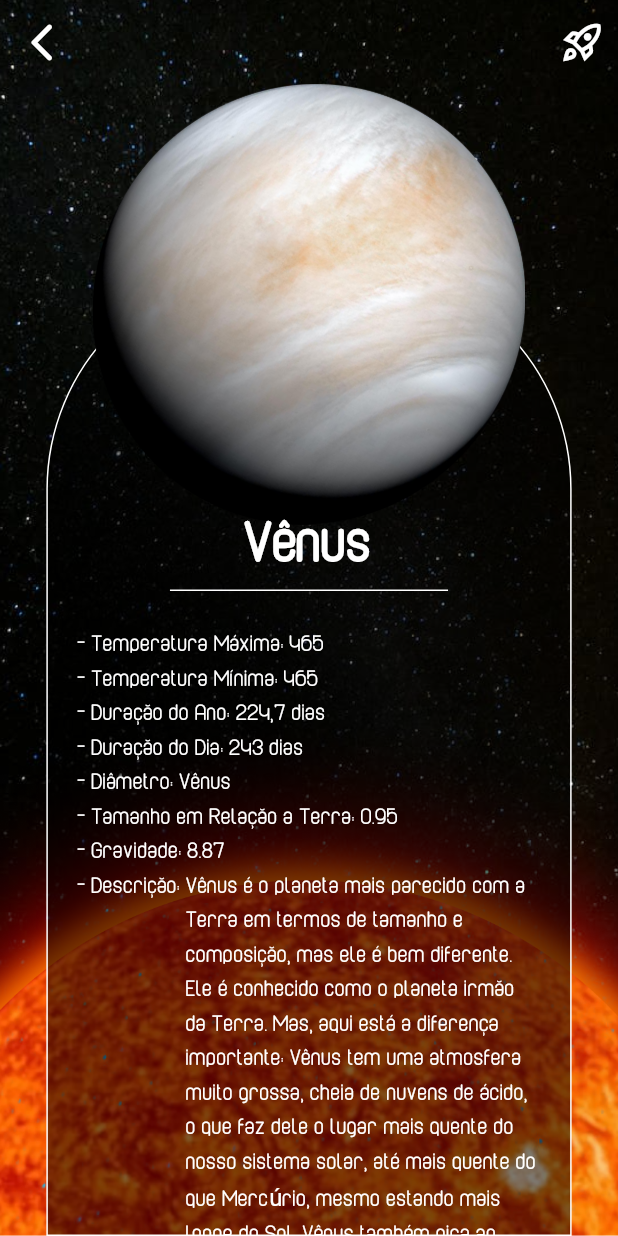
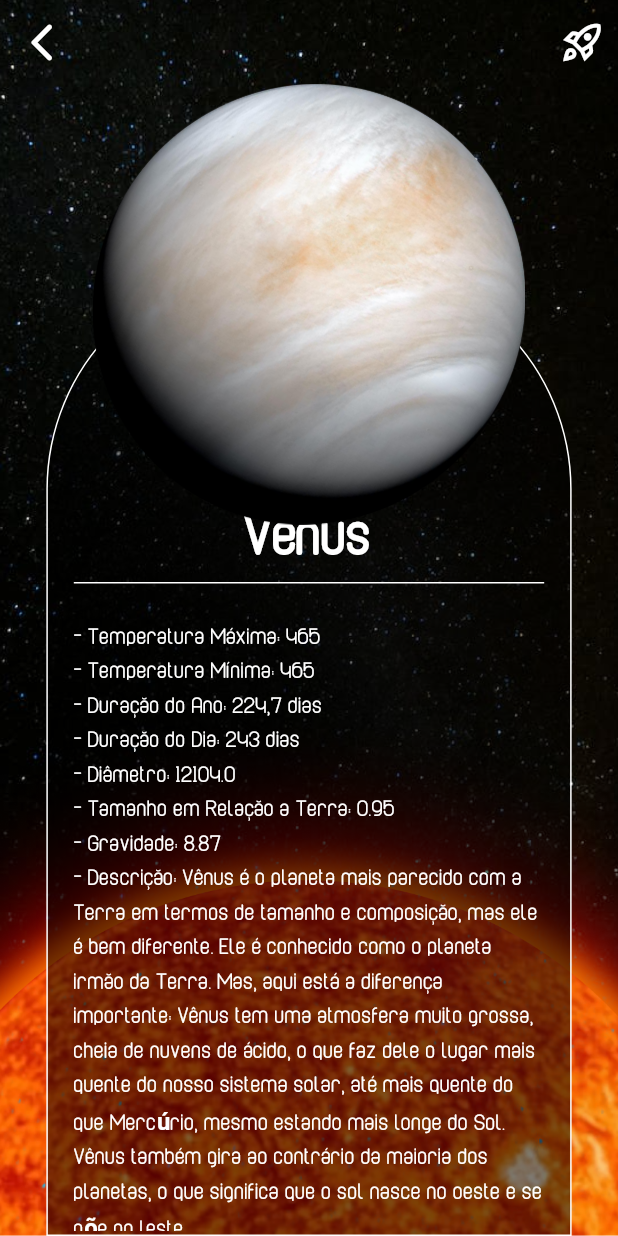
Before and after one commit to zamuelfernandes/odyssey_app, a Flutter app: the InitialPage screen opened directly, after a tap on "Vênus", on a phone screen of 412 x 824 dp. Run offline on Flutter 3.47's test engine with Material 2 defaults, Android fonts, the phone set to English and light mode, and no system bars; our stand-ins replace carousel_slider, flutter_svg, smooth_page_indicator, youtube_player_flutter.

Commit message:
Ajustes de texto e da tela de sobre

```diff
--- a/lib/main.dart
+++ b/lib/main.dart
@@ -33,7 +33,7 @@ class MyApp extends StatelessWidget {
             shape: MaterialStatePropertyAll(
               RoundedRectangleBorder(
                 borderRadius: BorderRadius.all(
-                  Radius.circular(15),
+                  Radius.circular(10),
                 ),
               ),
             ),
--- a/lib/pages/initialPage/aboutPlanet.dart
+++ b/lib/pages/initialPage/aboutPlanet.dart
@@ -38,6 +38,140 @@ class AboutPlanetPageState extends State<AboutPlanetPage> {
   Widget build(BuildContext context) {
     double screenHeight = MediaQuery.sizeOf(context).height;
     double screenWidth = MediaQuery.sizeOf(context).width;
+
+    List<Widget> infoTexts = [
+      Text(
+        '${widget.planet.nome}',
+        textAlign: TextAlign.center,
+        style: const TextStyle(
+          fontWeight: FontWeight.bold,
+          color: AppColors.white,
+          fontSize: 40,
+        ),
+      ),
+      Container(
+        width: screenWidth * 0.30,
+        height: 1,
+        color: AppColors.white,
+        margin: const EdgeInsets.only(bottom: 25),
+      ),
+      Text(
+        '- Temperatura Máxima: ${widget.planet.maxTemperatura}',
+        style: const TextStyle(
+          color: AppColors.white,
+          fontWeight: FontWeight.w600,
+          fontSize: 16,
+        ),
+      ),
+      Text(
+        '- Temperatura Mínima: ${widget.planet.minTemperatura}',
+        style: const TextStyle(
+          color: AppColors.white,
+          fontWeight: FontWeight.w600,
+          fontSize: 16,
+        ),
+      ),
+      Text(
+        '- Duração do Ano: ${widget.planet.ano}',
+        style: const TextStyle(
+          color: AppColors.white,
+          fontWeight: FontWeight.w600,
+          fontSize: 16,
+        ),
+      ),
+      Text(
+        '- Duração do Dia: ${widget.planet.dia}',
+        style: const TextStyle(
+          color: AppColors.white,
+          fontWeight: FontWeight.w600,
+          fontSize: 16,
+        ),
+      ),
+      Text(
+        '- Diâmetro: ${widget.planet.diametro}',
+        style: const TextStyle(
+          color: AppColors.white,
+          fontWeight: FontWeight.w600,
+          fontSize: 16,
+        ),
+      ),
+      Text(
+        '- Tamanho em Relação a Terra: ${widget.planet.tamanhoRelacaoTerra}',
+        style: const TextStyle(
+          color: AppColors.white,
+          fontWeight: FontWeight.w600,
+          fontSize: 16,
+        ),
+      ),
+      Text(
+        '- Gravidade: ${widget.planet.gravidade}',
+        style: const TextStyle(
+          color: AppColors.white,
+          fontWeight: FontWeight.w600,
+          fontSize: 16,
+        ),
+      ),
+      Text(
+        '- Descrição: ${widget.planet.descricao}',
+        style: const TextStyle(
+          color: AppColors.white,
+          fontWeight: FontWeight.w600,
+          fontSize: 16,
+        ),
+      ),
+      SizedBox(
+        width: screenWidth * 0.1,
+        child: InkWell(
+          highlightColor: Colors.transparent,
+          splashColor: Colors.transparent,
+          onTap: () {
+            showDialog(
+              context: context,
+              builder: (BuildContext context) {
+                return YoutubePlayer(
+                  controller: _controller,
+                  showVideoProgressIndicator: true,
+                  onReady: () {
+                    //_controller.addListener(listener);
+                  },
+                );
+              },
+            );
+          },
+          child: Image.asset(
+            'assets/images/player.png',
+            fit: BoxFit.cover,
+          ),
+        ),
+      ),
+      Container(
+        decoration: const BoxDecoration(
+          boxShadow: [
+            BoxShadow(
+              color: AppColors.white,
+              blurRadius: 15,
+              spreadRadius: 0.2,
+            ),
+          ],
+        ),
+        child: ElevatedButton(
+          onPressed: () {
+            Navigator.push(
+              context,
+              MaterialPageRoute(
+                builder: (context) => const AttractionsPage(),
+              ),
+            );
+          },
+          child: const Text(
+            'Pontos Turisticos',
+            style: TextStyle(fontSize: 18),
+            textAlign: TextAlign.center,
+          ),
+        ),
+      ),
+      const SizedBox(height: 50),
+    ];
 
     return Container(
       width: screenWidth,
@@ -88,6 +222,34 @@ class AboutPlanetPageState extends State<AboutPlanetPage> {
                   color: Colors.black.withOpacity(0.5),
                 ),
               ),
+              SingleChildScrollView(
+                child: SizedBox(
+                  width: screenWidth * 0.8,
+                  child: Column(
+                    children: [
+                      const SizedBox(height: 270),
+                      SizedBox(
+                        height: screenHeight * 0.6,
+                        child: ListView.builder(
+                          itemCount: infoTexts.length,
+                          padding: const EdgeInsets.symmetric(horizontal: 8),
+                          itemBuilder: (context, index) {
+                            return Padding(
+                              padding: EdgeInsets.fromLTRB(
+                                0,
+                                index == 0 ? 5 : 0,
+                                0,
+                                0,
+                              ),
+                              child: infoTexts[index],
+                            );
+                          },
+                        ),
+                      ),
+                    ],
+                  ),
+                ),
+              ),
               Padding(
                 padding: widget.planet.nome == 'Saturno'
                     ? const EdgeInsets.only(top: 60)
@@ -103,149 +265,10 @@ class AboutPlanetPageState extends State<AboutPlanetPage> {
                   ),
                 ),
               ),
-              SizedBox(
-                width: screenWidth * 0.75,
-                child: Column(
-                  children: [
-                    const SizedBox(height: 280),
-                    Text(
-                      '${widget.planet.nome}',
-                      style: const TextStyle(
-                        fontWeight: FontWeight.w700,
-                        color: AppColors.white,
-                        fontSize: 40,
-                      ),
-                    ),
-                    Container(
-                      width: screenWidth * 0.45,
-                      height: 1,
-                      color: AppColors.white,
-                      margin: const EdgeInsets.only(bottom: 25),
-                    ),
-                    SizedBox(
-                      width: screenWidth * 0.75,
-                      child: Column(
-                        children: [
-                          infoTextWidget(
-                            '- Temperatura Máxima: ',
-                            '${widget.planet.maxTemperatura}',
-                          ),
-                          infoTextWidget(
-                            '- Temperatura Mínima: ',
-                            '${widget.planet.minTemperatura}',
-                          ),
-                          infoTextWidget(
-                            '- Duração do Ano: ',
-                            '${widget.planet.ano}',
-                          ),
-                          infoTextWidget(
-                            '- Duração do Dia: ',
-                            '${widget.planet.dia}',
-                          ),
-                          infoTextWidget(
-                            '- Diâmetro: ',
-                            '${widget.planet.nome}',
-                          ),
-                          infoTextWidget(
-                            '- Tamanho em Relação a Terra: ',
-                            '${widget.planet.tamanhoRelacaoTerra}',
-                          ),
-                          infoTextWidget(
-                            '- Gravidade: ',
-                            '${widget.planet.gravidade}',
-                          ),
-                          infoTextWidget(
-                            '- Descrição: ',
-                            '${widget.planet.descricao}',
-                          ),
-                        ],
-                      ),
-                    ),
-                    InkWell(
-                      highlightColor: Colors.transparent,
-                      splashColor: Colors.transparent,
-                      onTap: () {
-                        showDialog(
-                          context: context,
-                          builder: (BuildContext context) {
-                            return YoutubePlayer(
-                              controller: _controller,
-                              showVideoProgressIndicator: true,
-                              onReady: () {
-                                //_controller.addListener(listener);
-                              },
-                            );
-                          },
-                        );
-                      },
-                      child: Padding(
-                        padding: const EdgeInsets.symmetric(vertical: 10),
-                        child: Image.asset(
-                          'assets/images/player.png',
-                          fit: BoxFit.cover,
-                          width: screenWidth * 0.3,
-                        ),
-                      ),
-                    ),
-                    Container(
-                      decoration: const BoxDecoration(
-                        boxShadow: [
-                          BoxShadow(
-                            color: AppColors.white,
-                            blurRadius: 15,
-                            spreadRadius: 0.2,
-                          ),
-                        ],
-                      ),
-                      child: ElevatedButton(
-                        onPressed: () {
-                          Navigator.push(
-                            context,
-                            MaterialPageRoute(
-                              builder: (context) => const AttractionsPage(),
-                            ),
-                          );
-                        },
-                        child: const Text(
-                          'Pontos Turisticos',
-                          style: TextStyle(fontSize: 18),
-                          textAlign: TextAlign.center,
-                        ),
-                      ),
-                    )
-                  ],
-                ),
-              )
             ],
           ),
         ),
       ),
     );
   }
-
-  Widget infoTextWidget(label, value) {
-    return Row(
-      mainAxisAlignment: MainAxisAlignment.start,
-      crossAxisAlignment: CrossAxisAlignment.start,
-      children: [
-        Text(
-          label,
-          style: const TextStyle(
-            color: AppColors.white,
-            fontWeight: FontWeight.w600,
-            fontSize: 16,
-          ),
-        ),
-        Flexible(
-          child: Text(
-            value,
-            style: const TextStyle(
-              color: AppColors.white,
-              fontSize: 16,
-            ),
-          ),
-        ),
-      ],
-    );
-  }
 }
```
